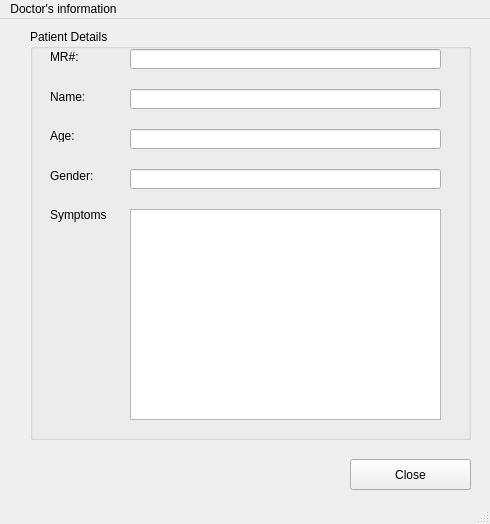
Old version of the form Screens/Doctor ViewDetails.ui in the repository RaahimHash/DBMS-Project-UHU-Clinic.
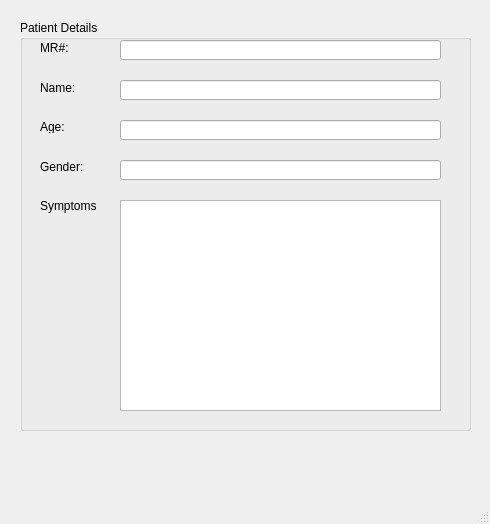
New version of the form.

Diff of the .ui file:
```diff
--- a/Screens/Doctor ViewDetails.ui
+++ b/Screens/Doctor ViewDetails.ui
@@ -17,9 +17,9 @@
    <widget class="QGroupBox" name="groupBox">
     <property name="geometry">
      <rect>
-      <x>30</x>
-      <y>10</y>
-      <width>441</width>
+      <x>20</x>
+      <y>20</y>
+      <width>451</width>
       <height>411</height>
      </rect>
     </property>
@@ -44,7 +44,7 @@
       <rect>
        <x>100</x>
        <y>60</y>
-       <width>311</width>
+       <width>321</width>
        <height>20</height>
       </rect>
      </property>
@@ -83,7 +83,7 @@
       <rect>
        <x>100</x>
        <y>100</y>
-       <width>311</width>
+       <width>321</width>
        <height>20</height>
       </rect>
      </property>
@@ -96,7 +96,7 @@
       <rect>
        <x>100</x>
        <y>140</y>
-       <width>311</width>
+       <width>321</width>
        <height>20</height>
       </rect>
      </property>
@@ -122,7 +122,7 @@
       <rect>
        <x>100</x>
        <y>180</y>
-       <width>311</width>
+       <width>321</width>
        <height>211</height>
       </rect>
      </property>
@@ -145,7 +145,7 @@
       <rect>
        <x>100</x>
        <y>20</y>
-       <width>311</width>
+       <width>321</width>
        <height>20</height>
       </rect>
      </property>
@@ -154,35 +154,6 @@
      </property>
     </widget>
    </widget>
-   <widget class="QPushButton" name="pushClose">
-    <property name="geometry">
-     <rect>
-      <x>350</x>
-      <y>440</y>
-      <width>121</width>
-      <height>31</height>
-     </rect>
-    </property>
-    <property name="text">
-     <string>Close</string>
-    </property>
-   </widget>
-  </widget>
-  <widget class="QMenuBar" name="menubar">
-   <property name="geometry">
-    <rect>
-     <x>0</x>
-     <y>0</y>
-     <width>490</width>
-     <height>21</height>
-    </rect>
-   </property>
-   <widget class="QMenu" name="menuScreen7">
-    <property name="title">
-     <string>Doctor's information</string>
-    </property>
-   </widget>
-   <addaction name="menuScreen7"/>
   </widget>
   <widget class="QStatusBar" name="statusbar"/>
  </widget>
```
Left out of the diff: 6 changed lines with no effect on the pictures.
